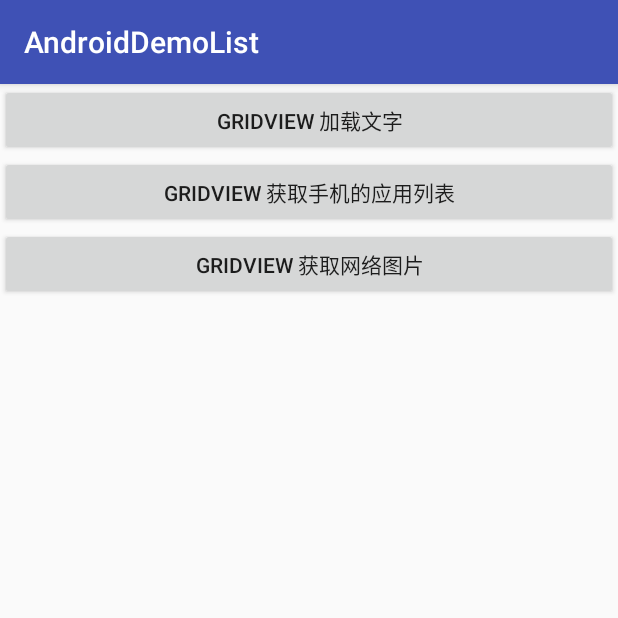
After one commit to liuniuliuniu/Android_DeV, an Android app: the GridActivity screen opened directly, with no data from a screen before it, on a phone screen of 412 x 824 dp, the top half of it. The commit adds this screen. Run offline under Robolectric (Android 15) with nearby library versions, the phone set to English and light mode, and no system bars.

Commit message:
GridView01

```diff
--- a/AndroidDemoList/app/src/main/AndroidManifest.xml
+++ b/AndroidDemoList/app/src/main/AndroidManifest.xml
@@ -26,7 +26,11 @@
         <activity android:name=".CardView.CardViewActivity" />
         <activity android:name=".Dialog.DialogActivity" />
         <activity android:name=".Fragment.FragmentDemoActivity" />
-        <activity android:name=".Fragment.StaticLoadFragmentActivity"></activity>
+        <activity android:name=".Fragment.StaticLoadFragmentActivity" />
+        <activity android:name=".GridView.GridActivity" />
+        <activity android:name=".GridView.GridActivity01" />
+        <activity android:name=".GridView.GridActiovity02" />
+        <activity android:name=".GridView.GirdActivity03"></activity>
     </application>
 
 </manifest>
--- /dev/null
+++ b/AndroidDemoList/app/src/main/java/com/example/liushaohua02/androiddemolist/GridView/GridActivity.java
@@ -0,0 +1,43 @@
+package com.example.liushaohua02.androiddemolist.GridView;
+
+import android.content.Intent;
+import android.os.Bundle;
+import android.support.v7.app.AppCompatActivity;
+import android.view.View;
+
+import com.example.liushaohua02.androiddemolist.R;
+
+public class GridActivity extends AppCompatActivity {
+
+    @Override
+    protected void onCreate(Bundle savedInstanceState) {
+        super.onCreate(savedInstanceState);
+        setContentView(R.layout.activity_grid);
+
+
+        findViewById(R.id.gridbtn01).setOnClickListener(new View.OnClickListener() {
+            @Override
+            public void onClick(View v) {
+                Intent intent = new Intent(GridActivity.this,GridActivity01.class);
+                startActivity(intent);
+            }
+        });
+
+        findViewById(R.id.gridbtn02).setOnClickListener(new View.OnClickListener() {
+            @Override
+            public void onClick(View v) {
+                Intent intent = new Intent(GridActivity.this,GridActiovity02.class);
+                startActivity(intent);
+            }
+        });
+
+        findViewById(R.id.gridbtn03).setOnClickListener(new View.OnClickListener() {
+            @Override
+            public void onClick(View v) {
+                Intent intent = new Intent(GridActivity.this,GirdActivity03.class);
+                startActivity(intent);
+            }
+        });
+
+    }
+}
--- a/AndroidDemoList/app/src/main/java/com/example/liushaohua02/androiddemolist/MainActivity.java
+++ b/AndroidDemoList/app/src/main/java/com/example/liushaohua02/androiddemolist/MainActivity.java
@@ -16,6 +16,7 @@ import android.widget.TextView;
 import com.example.liushaohua02.androiddemolist.CardView.CardViewActivity;
 import com.example.liushaohua02.androiddemolist.Dialog.DialogActivity;
 import com.example.liushaohua02.androiddemolist.Fragment.FragmentDemoActivity;
+import com.example.liushaohua02.androiddemolist.GridView.GridActivity;
 import com.example.liushaohua02.androiddemolist.JS.JSActivity;
 import com.example.liushaohua02.androiddemolist.ListView.ChatActivity;
 import com.example.liushaohua02.androiddemolist.ListView.appListActivity;
@@ -45,7 +46,9 @@ public class MainActivity extends AppCompatActivity {
         mlistItems.add(new listItem("CardView", CardViewActivity.class));
         mlistItems.add(new listItem("Dialog", DialogActivity.class));
         mlistItems.add(new listItem("Fragment", FragmentDemoActivity.class));
+        mlistItems.add(new listItem("GridVIew", GridActivity.class));
         mListView.setAdapter(new mainActivityAdaptor(mlistItems));
+
 
         mListView.setOnItemClickListener(new AdapterView.OnItemClickListener() {
             @Override
--- /dev/null
+++ b/AndroidDemoList/app/src/main/res/layout/activity_gird_item03.xml
@@ -0,0 +1,6 @@
+<?xml version="1.0" encoding="utf-8"?>
+<android.support.constraint.ConstraintLayout
+    xmlns:android="http://schemas.android.com/apk/res/android" android:layout_width="match_parent"
+    android:layout_height="match_parent">
+
+</android.support.constraint.ConstraintLayout>
--- /dev/null
+++ b/AndroidDemoList/app/src/main/res/layout/activity_grid.xml
@@ -0,0 +1,32 @@
+<?xml version="1.0" encoding="utf-8"?>
+<LinearLayout xmlns:android="http://schemas.android.com/apk/res/android"
+    xmlns:app="http://schemas.android.com/apk/res-auto"
+    xmlns:tools="http://schemas.android.com/tools"
+    android:layout_width="match_parent"
+    android:layout_height="match_parent"
+    android:orientation="vertical"
+    tools:context=".GridView.GridActivity">
+
+
+    <Button
+        android:id="@+id/gridbtn01"
+        android:layout_width="match_parent"
+        android:layout_height="wrap_content"
+        android:text="GridView 加载文字"/>
+
+
+    <Button
+        android:id="@+id/gridbtn02"
+        android:layout_width="match_parent"
+        android:layout_height="wrap_content"
+        android:text="GridView 获取手机的应用列表"/>
+
+    <Button
+        android:id="@+id/gridbtn03"
+        android:layout_width="match_parent"
+        android:layout_height="wrap_content"
+        android:text="GridView 获取网络图片"/>
+
+
+
+</LinearLayout>
```
Also changed, not shown: AndroidDemoList/app/src/main/java/com/example/liushaohua02/androiddemolist/GridView/GirdActivity03.java (added, +15 -0 lines), AndroidDemoList/app/src/main/java/com/example/liushaohua02/androiddemolist/GridView/GridActiovity02.java (added, +15 -0 lines), AndroidDemoList/app/src/main/java/com/example/liushaohua02/androiddemolist/GridView/GridActivity01.java (added, +31 -0 lines), AndroidDemoList/app/src/main/res/layout/activity_gird03.xml (added, +9 -0 lines), AndroidDemoList/app/src/main/res/layout/activity_grid01.xml (added, +24 -0 lines), AndroidDemoList/app/src/main/res/layout/activity_grid_actiovity02.xml (added, +9 -0 lines), AndroidDemoList/app/src/main/res/layout/activity_grid_item01.xml (added, +14 -0 lines).
